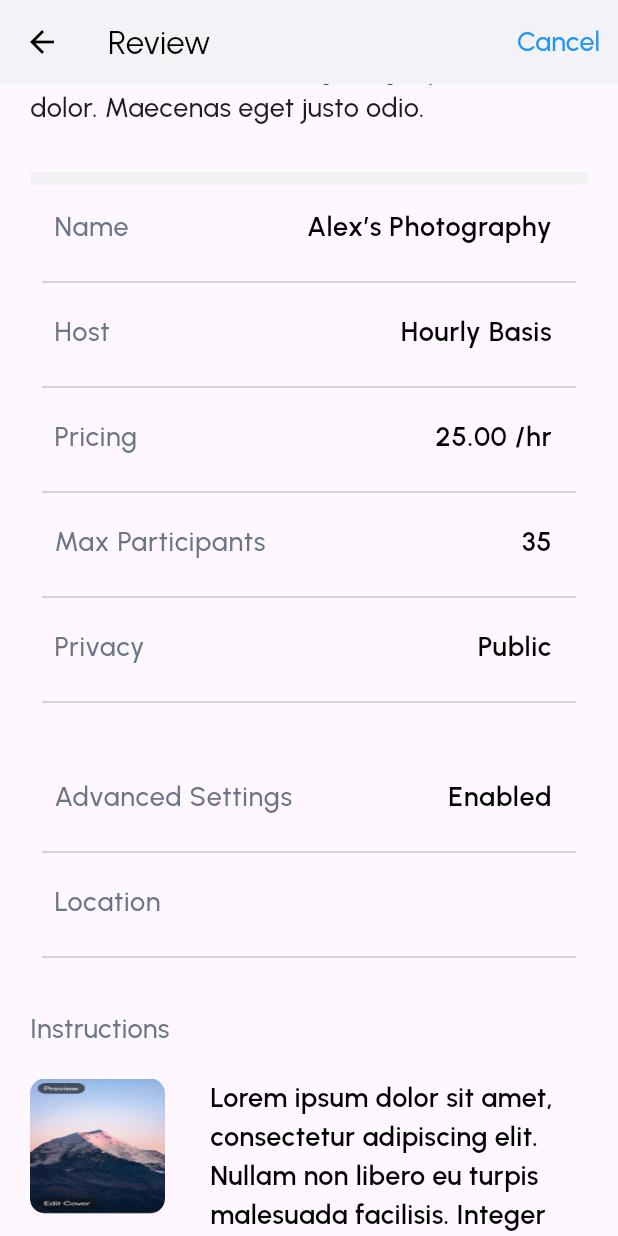
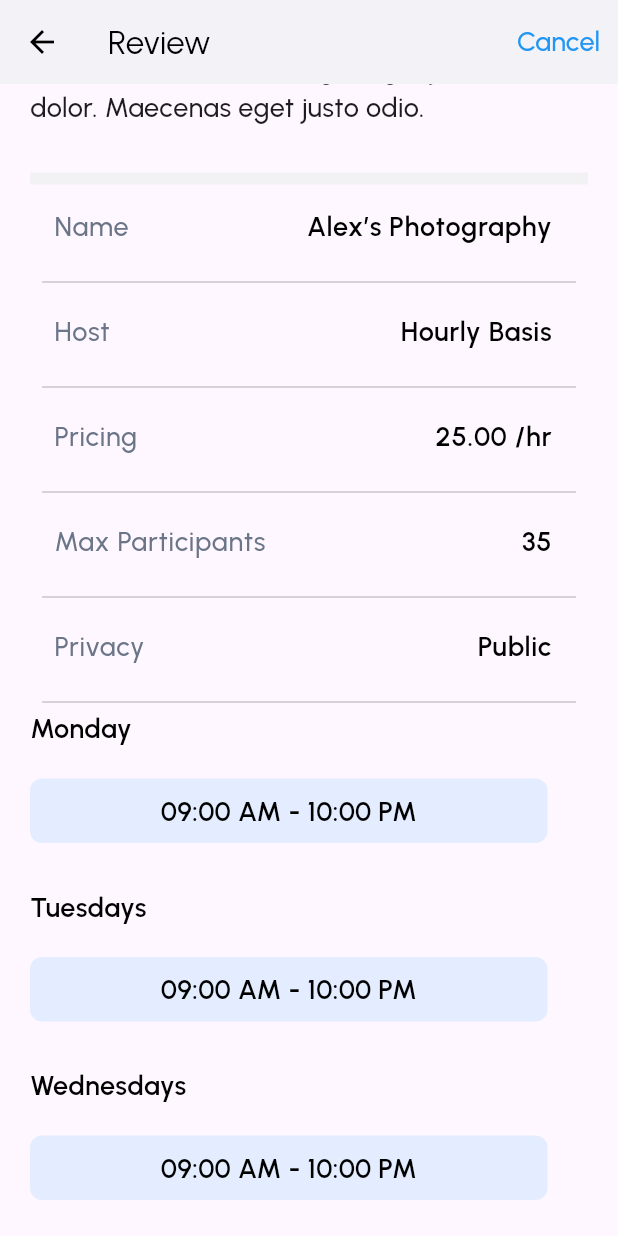
Before and after one commit to faisal-fardin/Figma-To-Convert-Flutter, a Flutter app: the screen it shows after launch, scrolled down 576 dp, on a phone screen of 412 x 824 dp. Run offline on Flutter 3.47's test engine with Material 3 defaults, Android fonts, the phone set to English and light mode, and no system bars; our stand-ins replace google_fonts, image_picker, multi_select_flutter; missing offline and left inert: time_range.

Commit message:
Something edit

```diff
--- a/lib/review/review.dart
+++ b/lib/review/review.dart
@@ -138,6 +138,17 @@ class _ReviewScreenState extends State<ReviewScreen> {
                   title: 'Privacy',
                   trailing: 'Public',
                 ),
+                Column(
+                  children: [
+                    const Day_Time(dayName: 'Monday',),
+                    const Day_Time(dayName: 'Tuesdays',),
+                    const Day_Time(dayName: 'Wednesdays',),
+                    const Day_Time(dayName: 'Thursdays',),
+                    const Day_Time(dayName: 'Fridays',),
+                    const Day_Time(dayName: 'Tuesdays',),
+                  ],
+                ),
+
                 const SizedBox(
                   height: 30,
                 ),
@@ -149,9 +160,9 @@ class _ReviewScreenState extends State<ReviewScreen> {
                   title: 'Location',
                   trailing: '',
                 ),
-                SizedBox(height: 30,),
+                const SizedBox(height: 30,),
                 const Inst_Requ(title: 'Instructions',),
-                SizedBox(height: 30,),
+                const SizedBox(height: 30,),
                 const Inst_Requ(title: 'Requirements',),
               ],
             ),
@@ -161,3 +172,52 @@ class _ReviewScreenState extends State<ReviewScreen> {
     );
   }
 }
+
+class Day_Time extends StatelessWidget {
+  const Day_Time({
+    super.key, required this.dayName,
+  });
+
+  final String dayName;
+  final String startEndTime = '09:00 AM - 10:00 PM';
+
+  @override
+  Widget build(BuildContext context) {
+    return Column(
+      crossAxisAlignment: CrossAxisAlignment.start,
+      mainAxisAlignment: MainAxisAlignment.start,
+      children: [
+        Text(
+          dayName,
+          style: subTitle2(),
+        ),
+        const SizedBox(height: 20,),
+        Container(
+          width: 345,
+          height: 43,
+          padding: const EdgeInsets.symmetric(horizontal: 12, vertical: 8),
+          decoration: ShapeDecoration(
+            color: const Color(0xFFE3EDFF),
+            shape: RoundedRectangleBorder(
+              side: const BorderSide(width: 1, color: Color(0xFFE3EDFF)),
+              borderRadius: BorderRadius.circular(8),
+            ),
+          ),
+          child: Row(
+            mainAxisSize: MainAxisSize.min,
+            mainAxisAlignment: MainAxisAlignment.center,
+            crossAxisAlignment: CrossAxisAlignment.center,
+            children: [
+              Text(
+                startEndTime,
+                style: subTitle2(),
+              ),
+            ],
+          ),
+        ),
+        const SizedBox(height: 30,),
+
+      ],
+    );
+  }
+}
```
